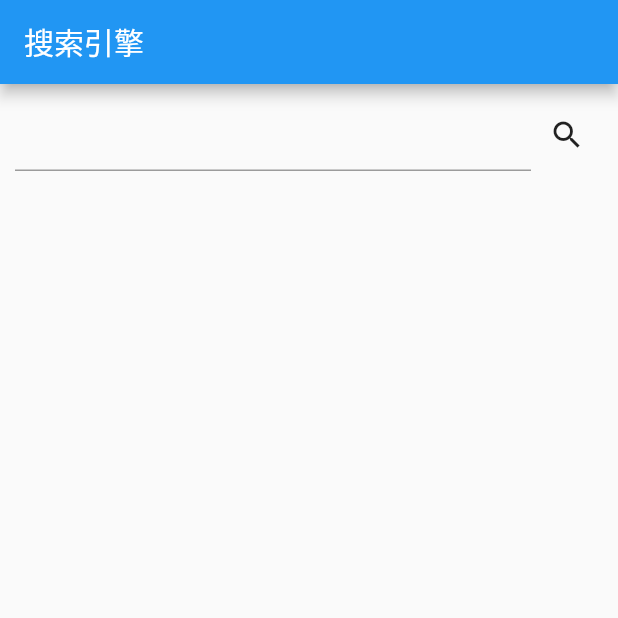
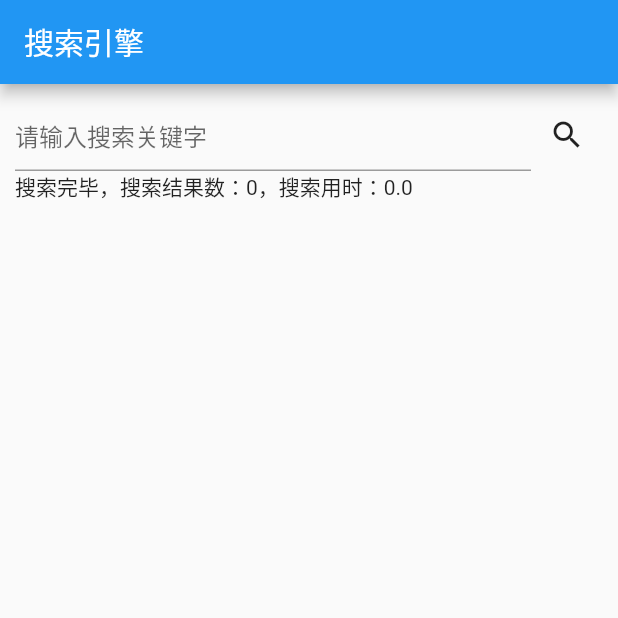
Before and after one commit to zhSou/zhSou_front, a Flutter app: the screen it shows after launch, after a tap on the "search" icon, on a phone screen of 412 x 824 dp, the top half of it. Run offline on Flutter 3.47's test engine with Material 2 defaults, Android fonts, the phone set to English and light mode, and no system bars; our stand-ins replace dio; network calls fail.

Commit message:
feat: 添加了一些测试，实现了初步的搜索功能

```diff
--- a/lib/main.dart
+++ b/lib/main.dart
@@ -1,4 +1,6 @@
 import 'package:flutter/material.dart';
+import 'package:zhsou/entity.dart';
+import 'package:zhsou/service.dart';
 
 void main() {
   runApp(const MyApp());
@@ -14,35 +16,113 @@ class MyApp extends StatelessWidget {
       theme: ThemeData(
         primarySwatch: Colors.blue,
       ),
-      home: const MyHomePage(),
+      home: MyHomePage(),
+    );
+  }
+}
+
+class RecordItemWidget extends StatelessWidget {
+  final Record record;
+  const RecordItemWidget(this.record, {Key? key}) : super(key: key);
+
+  @override
+  Widget build(BuildContext context) {
+    return ListTile(
+      title: Text(record.text),
+      subtitle: Text('文档编号：${record.id}'),
+      trailing: IconButton(
+        icon: Icon(Icons.ads_click),
+        onPressed: () {},
+      ),
+    );
+  }
+}
+
+class SearchResultWidget extends StatelessWidget {
+  final SearchResponse searchResponse;
+  const SearchResultWidget(this.searchResponse, {Key? key}) : super(key: key);
+
+  @override
+  Widget build(BuildContext context) {
+    return Column(
+      crossAxisAlignment: CrossAxisAlignment.start,
+      children: [
+        Text(
+            '搜索完毕，搜索结果数：${searchResponse.total}，搜索用时：${searchResponse.useTime}'),
+        Expanded(
+          child: ListView(
+            children: searchResponse.records.map(
+              (e) {
+                return Column(
+                  children: [
+                    RecordItemWidget(e),
+                    const Divider(),
+                  ],
+                );
+              },
+            ).toList(),
+          ),
+        ),
+      ],
+    );
+  }
+}
+
+class SearchInputWidget extends StatelessWidget {
+  final TextEditingController controller = TextEditingController();
+  final ValueChanged<String>? callback;
+  SearchInputWidget({Key? key, this.callback}) : super(key: key);
+
+  @override
+  Widget build(BuildContext context) {
+    return Row(
+      children: [
+        Expanded(
+          child: TextField(
+            decoration: const InputDecoration(hintText: "请输入搜索关键字"),
+            controller: controller,
+            onSubmitted: (String val) {
+              if (callback != null) callback!(val);
+            },
+          ),
+        ),
+        IconButton(
+          onPressed: () {
+            if (callback != null) callback!(controller.text);
+          },
+          icon: const Icon(Icons.search),
+        )
+      ],
     );
   }
 }
 
 class MyHomePage extends StatelessWidget {
-  const MyHomePage({Key? key}) : super(key: key);
-
+  MyHomePage({Key? key}) : super(key: key);
+  final ValueNotifier<SearchResponse> _valueNotifier =
+      ValueNotifier(SearchResponse());
   @override
   Widget build(BuildContext context) {
     return Scaffold(
       appBar: AppBar(
-        title: Text("搜索引擎"),
+        title: const Text("搜索引擎"),
       ),
       body: Padding(
         padding: const EdgeInsets.all(10),
         child: Column(
           children: [
-            Row(
-              children: [
-                Expanded(child: TextField()),
-                IconButton(
-                  onPressed: () {},
-                  icon: Icon(Icons.search),
-                )
-              ],
+            SearchInputWidget(
+              callback: (val) async {
+                _valueNotifier.value = await SearcherService().search(val, 1);
+              },
             ),
             Expanded(
-              child: ListView(),
+              child: ValueListenableBuilder<SearchResponse>(
+                valueListenable: _valueNotifier,
+                builder: (context, value, child) {
+                  return SearchResultWidget(value);
+                },
+              ),
             ),
           ],
         ),
--- a/lib/service.dart
+++ b/lib/service.dart
@@ -0,0 +1,28 @@
+import 'package:dio/dio.dart';
+import 'package:zhsou/abstract.dart';
+
+import 'entity.dart';
+
+class SearcherService implements ASearcher {
+  @override
+  Future<SearchResponse> search(
+    String query,
+    int page, {
+    int limit = 10,
+  }) async {
+    final response = await Dio().post(
+      "http://localhost:8001/query",
+      data: {
+        "query": query,
+        "page": page,
+        "limit": limit,
+      },
+    );
+    final data = response.data as Map<String, dynamic>;
+    if (data['code'] != 0) {
+      throw Exception(data['msg']);
+    }
+
+    return SearchResponse.fromJson(data['data']);
+  }
+}
--- a/pubspec.yaml
+++ b/pubspec.yaml
@@ -8,6 +8,7 @@ environment:
   sdk: ">=2.17.0 <3.0.0"
 
 dependencies:
+  dio: ^4.0.6
   flutter:
     sdk: flutter
   json_annotation: ^4.5.0
```
Also changed, not shown: lib/abstract.dart (added, +9 -0 lines), lib/entity.dart (+15 -0 lines), lib/future_builder.dart (added, +51 -0 lines), lib/mock.dart (+210 -0 lines), pubspec.lock, 2 other files.
